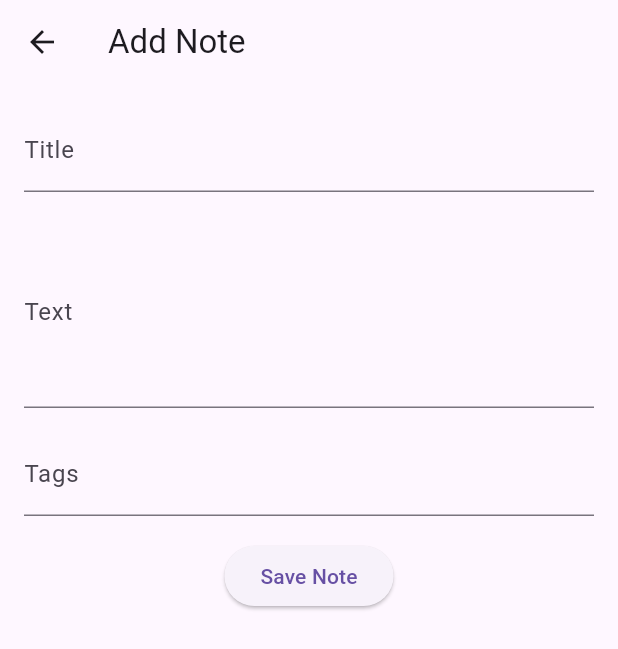
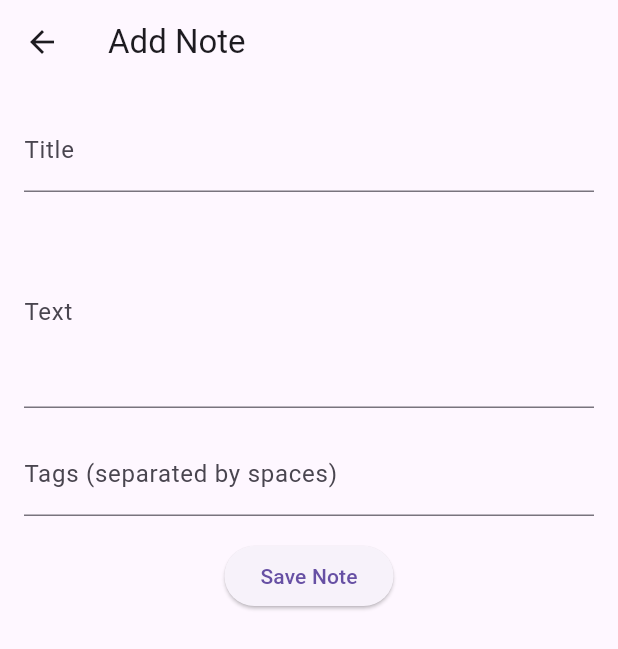
Before and after one commit to wazks/notes, a Flutter app: the AddNotePage screen opened directly, on a phone screen of 412 x 824 dp. Shown: the top 649 px of the screen. Run offline on Flutter 3.47's test engine with Material 3 defaults, Android fonts, the phone set to English and light mode, and no system bars; our stand-ins replace hive_flutter; accounts and stored records are empty.

Commit message:
small cosmetic change

```diff
--- a/lib/add_note_page.dart
+++ b/lib/add_note_page.dart
@@ -58,7 +58,8 @@ class _AddNotePageState extends State<AddNotePage> {
             const SizedBox(height: 16.0),
             TextField(
               controller: tagsController,
-              decoration: const InputDecoration(labelText: 'Tags'),
+              decoration: const InputDecoration(
+                  labelText: 'Tags (separated by spaces)'),
             ),
             const SizedBox(height: 16.0),
             ElevatedButton(
```
